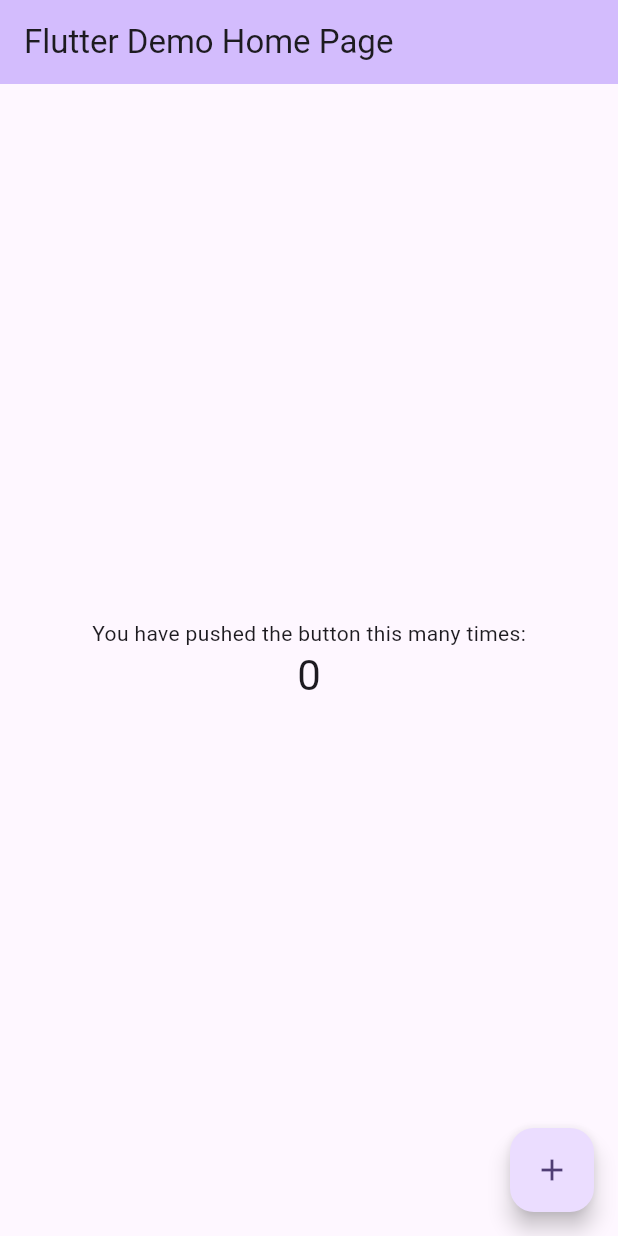
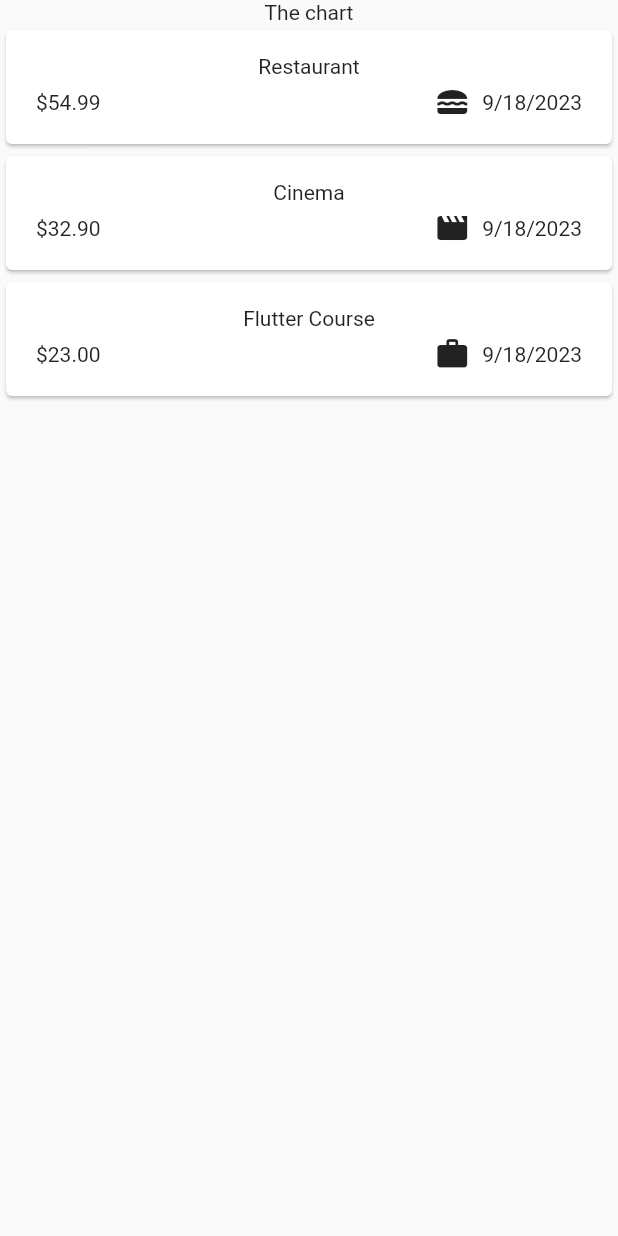
Before and after one commit to AndroidKarlos/ExpensesTracker, a Flutter app: the screen it shows after launch, on a phone screen of 412 x 824 dp. Run offline on Flutter 3.47's test engine with Material 2 defaults, Android fonts, the phone set to English and light mode, and no system bars.

Commit message:
adding expenses list and expenses item

```diff
--- a/lib/expenses.dart
+++ /dev/null
@@ -1,17 +0,0 @@
-
-import 'package:flutter/material.dart';
-
-class Expenses extends StatefulWidget {
-  @override
-  State<Expenses> createState() {
-  return _ExpensesState();
-  }
-}
-
-class _ExpensesState extends State<Expenses>{
-  @override
-  Widget build(BuildContext context) {
-    // TODO: implement build
-    throw UnimplementedError();
-  }
-}
--- a/lib/main.dart
+++ b/lib/main.dart
@@ -1,125 +1,8 @@
+import 'package:expense_tracker/widget/expenses.dart';
 import 'package:flutter/material.dart';
 
 void main() {
-  runApp(const MyApp());
+  runApp(const MaterialApp(
+    home: Expenses(),
+  ));
 }
-
-class MyApp extends StatelessWidget {
-  const MyApp({super.key});
-
-  // This widget is the root of your application.
-  @override
-  Widget build(BuildContext context) {
-    return MaterialApp(
-      title: 'Flutter Demo',
-      theme: ThemeData(
-        // This is the theme of your application.
-        //
-        // TRY THIS: Try running your application with "flutter run". You'll see
-        // the application has a blue toolbar. Then, without quitting the app,
-        // try changing the seedColor in the colorScheme below to Colors.green
-        // and then invoke "hot reload" (save your changes or press the "hot
-        // reload" button in a Flutter-supported IDE, or press "r" if you used
-        // the command line to start the app).
-        //
-        // Notice that the counter didn't reset back to zero; the application
-        // state is not lost during the reload. To reset the state, use hot
-        // restart instead.
-        //
-        // This works for code too, not just values: Most code changes can be
-        // tested with just a hot reload.
-        colorScheme: ColorScheme.fromSeed(seedColor: Colors.deepPurple),
-        useMaterial3: true,
-      ),
-      home: const MyHomePage(title: 'Flutter Demo Home Page'),
-    );
-  }
-}
-
-class MyHomePage extends StatefulWidget {
-  const MyHomePage({super.key, required this.title});
-
-  // This widget is the home page of your application. It is stateful, meaning
-  // that it has a State object (defined below) that contains fields that affect
-  // how it looks.
-
-  // This class is the configuration for the state. It holds the values (in this
-  // case the title) provided by the parent (in this case the App widget) and
-  // used by the build method of the State. Fields in a Widget subclass are
-  // always marked "final".
-
-  final String title;
-
-  @override
-  State<MyHomePage> createState() => _MyHomePageState();
-}
-
-class _MyHomePageState extends State<MyHomePage> {
-  int _counter = 0;
-
-  void _incrementCounter() {
-    setState(() {
-      // This call to setState tells the Flutter framework that something has
-      // changed in this State, which causes it to rerun the build method below
-      // so that the display can reflect the updated values. If we changed
-      // _counter without calling setState(), then the build method would not be
-      // called again, and so nothing would appear to happen.
-      _counter++;
-    });
-  }
-
-  @override
-  Widget build(BuildContext context) {
-    // This method is rerun every time setState is called, for instance as done
-    // by the _incrementCounter method above.
-    //
-    // The Flutter framework has been optimized to make rerunning build methods
-    // fast, so that you can just rebuild anything that needs updating rather
-    // than having to individually change instances of widgets.
-    return Scaffold(
-      appBar: AppBar(
-        // TRY THIS: Try changing the color here to a specific color (to
-        // Colors.amber, perhaps?) and trigger a hot reload to see the AppBar
-        // change color while the other colors stay the same.
-        backgroundColor: Theme.of(context).colorScheme.inversePrimary,
-        // Here we take the value from the MyHomePage object that was created by
-        // the App.build method, and use it to set our appbar title.
-        title: Text(widget.title),
-      ),
-      body: Center(
-        // Center is a layout widget. It takes a single child and positions it
-        // in the middle of the parent.
-        child: Column(
-          // Column is also a layout widget. It takes a list of children and
-          // arranges them vertically. By default, it sizes itself to fit its
-          // children horizontally, and tries to be as tall as its parent.
-          //
-          // Column has various properties to control how it sizes itself and
-          // how it positions its children. Here we use mainAxisAlignment to
-          // center the children vertically; the main axis here is the vertical
-          // axis because Columns are vertical (the cross axis would be
-          // horizontal).
-          //
-          // TRY THIS: Invoke "debug painting" (choose the "Toggle Debug Paint"
-          // action in the IDE, or press "p" in the console), to see the
-          // wireframe for each widget.
-          mainAxisAlignment: MainAxisAlignment.center,
-          children: <Widget>[
-            const Text(
-              'You have pushed the button this many times:',
-            ),
-            Text(
-              '$_counter',
-              style: Theme.of(context).textTheme.headlineMedium,
-            ),
-          ],
-        ),
-      ),
-      floatingActionButton: FloatingActionButton(
-        onPressed: _incrementCounter,
-        tooltip: 'Increment',
-        child: const Icon(Icons.add),
-      ), // This trailing comma makes auto-formatting nicer for build methods.
-    );
-  }
-}
--- /dev/null
+++ b/lib/models/expense.dart
@@ -0,0 +1,34 @@
+import 'package:flutter/material.dart';
+import 'package:uuid/uuid.dart';
+import 'package:intl/intl.dart';
+
+const uuid = Uuid();
+final formatted = DateFormat.yMd();
+
+enum Category { food, travel, leisure, work}
+
+const iconCategory = {
+  Category.food: Icons.lunch_dining,
+  Category.travel: Icons.flight_takeoff,
+  Category.leisure: Icons.movie,
+  Category.work: Icons.work
+};
+
+class Expense {
+  Expense({
+    required this.title,
+    required this.amount,
+    required this.date,
+    required this.category,
+  }) : id = uuid.v4();
+
+  final String id;
+  final String title;
+  final double amount;
+  final DateTime date;
+  final Category category;
+
+  String get formattedDate {
+    return formatted.format(date);
+  }
+}
--- /dev/null
+++ b/lib/widget/expenses.dart
@@ -0,0 +1,46 @@
+import 'package:expense_tracker/widget/expenses_list/expenses_list.dart';
+import 'package:flutter/material.dart';
+import 'package:expense_tracker/models/expense.dart';
+
+class Expenses extends StatefulWidget {
+  const Expenses({super.key});
+
+  @override
+  State<Expenses> createState() {
+    return _ExpensesState();
+  }
+}
+
+class _ExpensesState extends State<Expenses> {
+  final List<Expense> _registeredExpenses = [
+    Expense(
+        title: 'Restaurant',
+        amount: 54.99,
+        date: DateTime.now(),
+        category: Category.food),
+    Expense(
+        title: 'Cinema',
+        amount: 32.90,
+        date: DateTime.now(),
+        category: Category.leisure),
+    Expense(
+        title: 'Flutter Course',
+        amount: 23.00,
+        date: DateTime.now(),
+        category: Category.work),
+  ];
+
+  @override
+  Widget build(BuildContext context) {
+    return Scaffold(
+      body: Column(
+        children: [
+          const Text('The chart'),
+          Expanded(
+            child: ExpensesList(expenses: _registeredExpenses),
+          ),
+        ],
+      ),
+    );
+  }
+}
--- /dev/null
+++ b/lib/widget/expenses_list/expense_item.dart
@@ -0,0 +1,39 @@
+import 'package:flutter/material.dart';
+import 'package:expense_tracker/models/expense.dart';
+
+class ExpenseItem extends StatelessWidget {
+  const ExpenseItem(this.expense, {super.key});
+
+  final Expense expense;
+
+  @override
+  Widget build(BuildContext context) {
+    return Card(
+      child: Padding(
+        padding: const EdgeInsets.symmetric(
+          horizontal: 20,
+          vertical: 16,
+        ),
+        child: Column(
+          children: [
+            Text(expense.title),
+            const SizedBox(height: 4),
+            Row(
+              children: [
+                Text('\$${expense.amount.toStringAsFixed(2)}'),
+                const Spacer(),
+                Row(
+                  children: [
+                    Icon(iconCategory[expense.category]),
+                    const SizedBox(width: 8),
+                    Text(expense.formattedDate)
+                  ],
+                ),
+              ],
+            )
+          ],
+        ),
+      ),
+    );
+  }
+}
--- /dev/null
+++ b/lib/widget/expenses_list/expenses_list.dart
@@ -0,0 +1,18 @@
+
+import 'package:flutter/material.dart';
+import 'package:expense_tracker/models/expense.dart';
+import 'package:expense_tracker/widget/expenses_list/expense_item.dart';
+
+class ExpensesList extends StatelessWidget {
+  const ExpensesList({super.key, required this.expenses});
+
+  final List<Expense> expenses;
+
+  @override
+  Widget build(BuildContext context) {
+    return ListView.builder(
+      itemCount: expenses.length,
+      itemBuilder: (ctx, index) => ExpenseItem(expenses[index]),
+    );
+  }
+}
--- a/pubspec.yaml
+++ b/pubspec.yaml
@@ -35,6 +35,8 @@ dependencies:
   # The following adds the Cupertino Icons font to your application.
   # Use with the CupertinoIcons class for iOS style icons.
   cupertino_icons: ^1.0.2
+  uuid: ^4.0.0
+  intl: ^0.18.1
 
 dev_dependencies:
   flutter_test:
```
Also changed, not shown: pubspec.lock.
